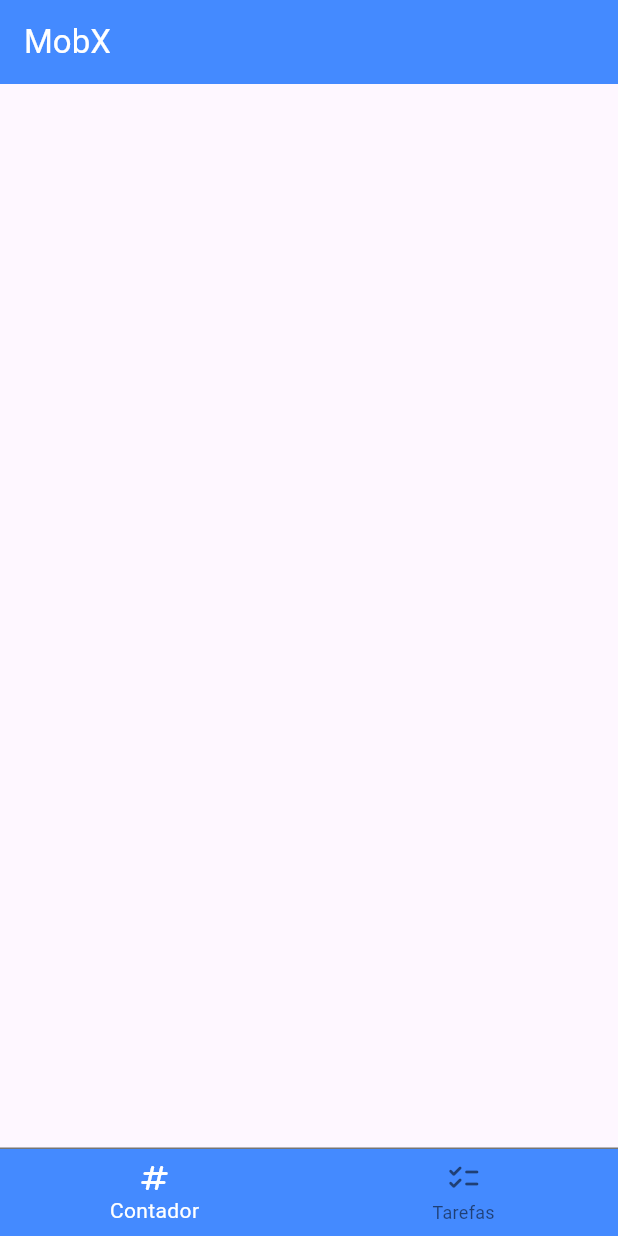
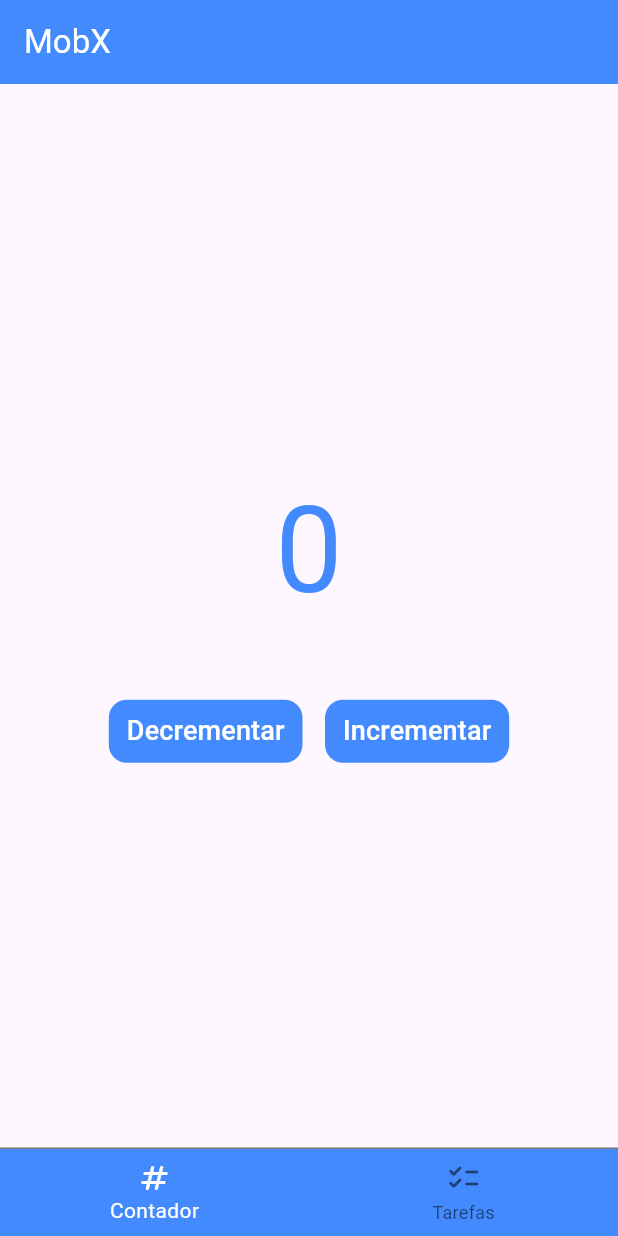
Before and after one commit to LinikerThiers/getx_estudo, a Flutter app: the screen it shows after launch, on a phone screen of 412 x 824 dp. Run offline on Flutter 3.47's test engine with Material 3 defaults, Android fonts, the phone set to English and light mode, and no system bars; our stand-ins replace get.

Commit message:
criando um contador com getx

```diff
--- a/lib/my_app.dart
+++ b/lib/my_app.dart
@@ -1,4 +1,5 @@
 import 'package:flutter/material.dart';
+import 'package:get/get.dart';
 import 'package:getx_app/pages/main_page.dart';
 
 class MyApp extends StatelessWidget {
@@ -6,7 +7,7 @@ class MyApp extends StatelessWidget {
 
   @override
   Widget build(BuildContext context) {
-    return MaterialApp(
+    return GetMaterialApp(
       title: 'Flutter Demo',
       debugShowCheckedModeBanner: false,
       theme: ThemeData(
--- a/lib/pages/contador_getx_page.dart
+++ b/lib/pages/contador_getx_page.dart
@@ -1,12 +1,62 @@
 import 'package:flutter/material.dart';
+import 'package:get/get.dart';
+import 'package:getx_app/service/contador_get_controller.dart';
 
-class ContadorGetxPage extends StatelessWidget {
-  const ContadorGetxPage({super.key});
+class ContadorGetXPage extends StatelessWidget {
+  ContadorGetXPage({super.key});
+  final contadorGetXController = ContadorGetController();
 
   @override
   Widget build(BuildContext context) {
-    return Scaffold(
-      body: Column(),
+    return Column(
+      mainAxisAlignment: MainAxisAlignment.center,
+      crossAxisAlignment: CrossAxisAlignment.center,
+      children: [
+        Obx(() {
+          return Text(
+            "${contadorGetXController.contador}",
+            style: TextStyle(fontSize: 80, color: Colors.blueAccent),
+          );
+        }),
+        SizedBox(
+          height: 40,
+        ),
+        Row(
+          mainAxisAlignment: MainAxisAlignment.center,
+          crossAxisAlignment: CrossAxisAlignment.center,
+          children: [
+            TextButton(
+                onPressed: () {
+                  contadorGetXController.decrementar();
+                },
+                style: TextButton.styleFrom(
+                    backgroundColor: Colors.blueAccent,
+                    foregroundColor: Colors.white,
+                    shape: RoundedRectangleBorder(
+                        borderRadius: BorderRadius.circular(12))),
+                child: Text(
+                  "Decrementar",
+                  style: TextStyle(fontSize: 18),
+                )),
+            SizedBox(
+              width: 15,
+            ),
+            TextButton(
+                onPressed: () {
+                  contadorGetXController.incrementar();
+                },
+                style: TextButton.styleFrom(
+                    backgroundColor: Colors.blueAccent,
+                    foregroundColor: Colors.white,
+                    shape: RoundedRectangleBorder(
+                        borderRadius: BorderRadius.circular(12))),
+                child: Text(
+                  "Incrementar",
+                  style: TextStyle(fontSize: 18),
+                )),
+          ],
+        )
+      ],
     );
   }
 }
--- a/lib/pages/main_page.dart
+++ b/lib/pages/main_page.dart
@@ -34,7 +34,7 @@ class _MainPageState extends State<MainPage> {
               });
             },
             children: [
-              ContadorGetxPage(),
+              ContadorGetXPage(),
               TarefasPage(),
             ],
           )),
--- /dev/null
+++ b/lib/service/contador_get_controller.dart
@@ -0,0 +1,7 @@
+import 'package:get/get.dart';
+
+class ContadorGetController extends GetxController {
+  var contador = 0.obs;
+  incrementar() => contador++;
+  decrementar() => contador--;
+}
--- a/pubspec.yaml
+++ b/pubspec.yaml
@@ -34,6 +34,7 @@ dependencies:
   # The following adds the Cupertino Icons font to your application.
   # Use with the CupertinoIcons class for iOS style icons.
   cupertino_icons: ^1.0.8
+  get: ^4.7.2
 
 dev_dependencies:
   flutter_test:
```
Also changed, not shown: pubspec.lock.
